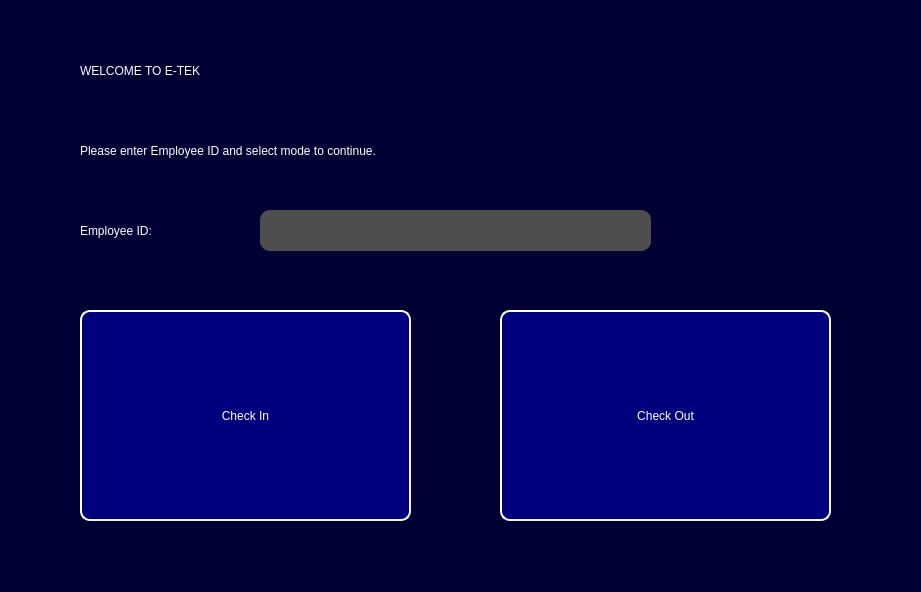
Above: ui/Main_window_widget2.ui from Capstone-RFID/Code before the change. Below: the same form after it.
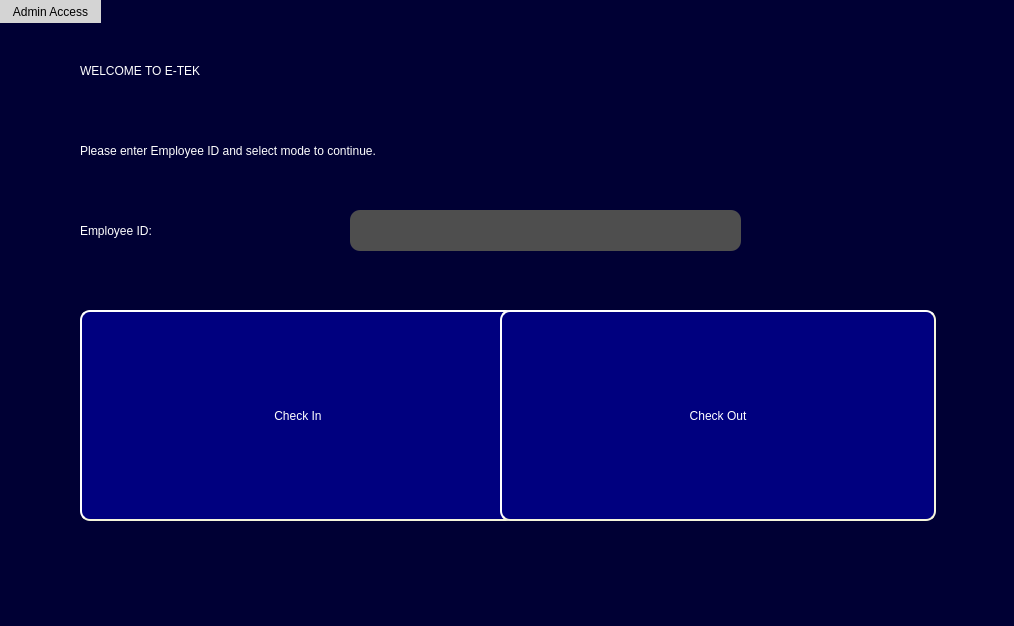
That is the form after the change.

Commit message:
Admin button on main window
Added an admin button to main window.

Patch:
```diff
--- a/ui/Main_window_widget2.ui
+++ b/ui/Main_window_widget2.ui
@@ -6,8 +6,8 @@
    <rect>
     <x>0</x>
     <y>0</y>
-    <width>921</width>
-    <height>592</height>
+    <width>1014</width>
+    <height>626</height>
    </rect>
   </property>
   <property name="windowTitle">
@@ -21,7 +21,7 @@
     <rect>
      <x>80</x>
      <y>310</y>
-     <width>331</width>
+     <width>436</width>
      <height>211</height>
     </rect>
    </property>
@@ -51,7 +51,7 @@
     <rect>
      <x>500</x>
      <y>310</y>
-     <width>331</width>
+     <width>436</width>
      <height>211</height>
     </rect>
    </property>
@@ -79,7 +79,7 @@
   <widget class="QTextEdit" name="Insert_Text_Field">
    <property name="geometry">
     <rect>
-     <x>260</x>
+     <x>350</x>
      <y>210</y>
      <width>391</width>
      <height>41</height>
@@ -97,7 +97,7 @@
     <rect>
      <x>80</x>
      <y>210</y>
-     <width>171</width>
+     <width>251</width>
      <height>41</height>
     </rect>
    </property>
@@ -115,7 +115,7 @@
     <rect>
      <x>80</x>
      <y>40</y>
-     <width>451</width>
+     <width>751</width>
      <height>61</height>
     </rect>
    </property>
@@ -132,7 +132,7 @@
     <rect>
      <x>80</x>
      <y>130</y>
-     <width>591</width>
+     <width>701</width>
      <height>41</height>
     </rect>
    </property>
@@ -144,6 +144,25 @@
     <string>Please enter Employee ID and select mode to continue. </string>
    </property>
   </widget>
+  <widget class="QPushButton" name="pushButton">
+   <property name="geometry">
+    <rect>
+     <x>0</x>
+     <y>0</y>
+     <width>101</width>
+     <height>23</height>
+    </rect>
+   </property>
+   <property name="styleSheet">
+    <string notr="true">background-color: rgb(212, 212, 212);
+color: rgb(0, 0, 0);
+border-style: outset;
+</string>
+   </property>
+   <property name="text">
+    <string>Admin Access</string>
+   </property>
+  </widget>
  </widget>
  <resources/>
  <connections/>
```
